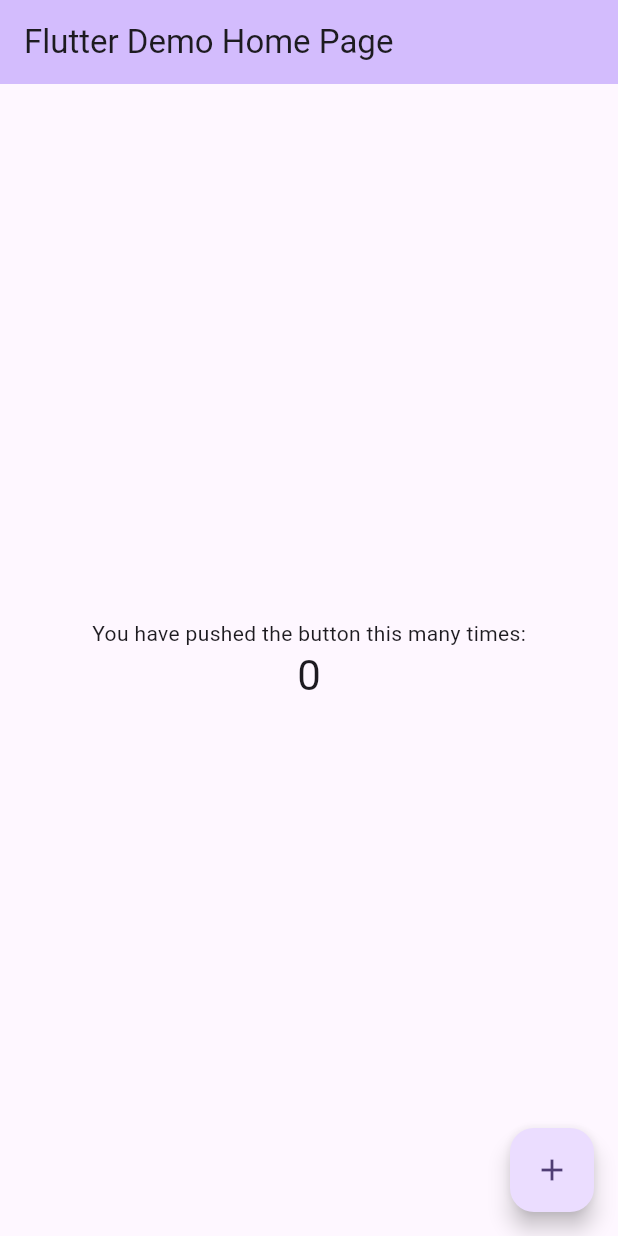
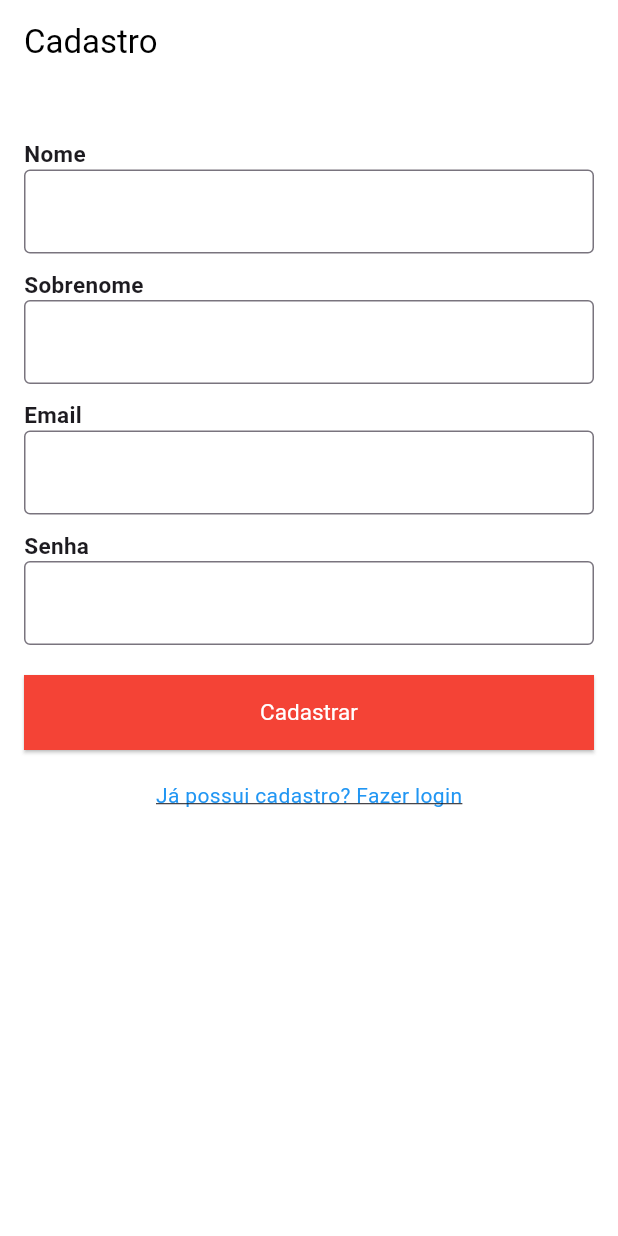
Before and after one commit to Leticia-LC/Desafio-Final, a Flutter app: the screen it shows after launch, on a phone screen of 412 x 824 dp. Run offline on Flutter 3.47's test engine with Material 3 defaults, Android fonts, the light colour scheme and no system bars.

Commit message:
Criadas telas de Cadastro e Login, e classe Usuário

```diff
--- /dev/null
+++ b/desafio_final/lib/Cadastro.dart
@@ -0,0 +1,185 @@
+import 'package:flutter/material.dart';
+import 'usuario.dart';
+
+class UserRegistrationScreen extends StatefulWidget {
+  @override
+  _UserRegistrationScreenState createState() => _UserRegistrationScreenState();
+}
+
+class _UserRegistrationScreenState extends State<UserRegistrationScreen> {
+  final _formKey = GlobalKey<FormState>();
+  final TextEditingController _nameController = TextEditingController();
+  final TextEditingController _lastnameController = TextEditingController();
+  final TextEditingController _emailController = TextEditingController();
+  final TextEditingController _passwordController = TextEditingController();
+
+  void _register() {
+    if (_formKey.currentState!.validate()) {
+      Usuario newUser = Usuario(
+        name: _nameController.text,
+        lastname: _lastnameController.text,
+        email: _emailController.text,
+        password: _passwordController.text,
+      );
+
+
+      ScaffoldMessenger.of(context).showSnackBar(
+        SnackBar(content: Text('Usuário cadastrado com sucesso!')),
+      );
+    }
+  }
+
+  @override
+  Widget build(BuildContext context) {
+    return Scaffold(
+      backgroundColor: Colors.white,
+      appBar: AppBar(
+        backgroundColor: Colors.white,
+        iconTheme: IconThemeData(color: Colors.black),
+        title: Text(
+          'Cadastro',
+          style: TextStyle(color: Colors.black),
+        ),
+      ),
+      body: SingleChildScrollView(
+        child: Center(
+          child: Padding(
+            padding: const EdgeInsets.all(16.0),
+            child: Form(
+              key: _formKey,
+              child: Column(
+                mainAxisAlignment: MainAxisAlignment.center,
+                children: [
+                  SizedBox(height: 20),
+                  Align(
+                    alignment: Alignment.centerLeft,
+                    child: Text(
+                      'Nome',
+                      style: TextStyle(
+                        fontWeight: FontWeight.bold,
+                        fontSize: 15,
+                      ),
+                    ),
+                  ),
+                  TextFormField(
+                    controller: _nameController,
+                    decoration: InputDecoration(
+                      border: OutlineInputBorder(),
+                    ),
+                    validator: (value) {
+                      if (value == null || value.isEmpty) {
+                        return 'Por favor, insira seu nome';
+                      }
+                      return null;
+                    },
+                  ),
+                  SizedBox(height: 10),
+                  Align(
+                    alignment: Alignment.centerLeft,
+                    child: Text(
+                      'Sobrenome',
+                      style: TextStyle(
+                        fontWeight: FontWeight.bold,
+                        fontSize: 15,
+                      ),
+                    ),
+                  ),
+                  TextFormField(
+                    controller: _lastnameController,
+                    decoration: InputDecoration(
+                      border: OutlineInputBorder(),
+                    ),
+                    validator: (value) {
+                      if (value == null || value.isEmpty) {
+                        return 'Por favor, insira seu sobrenome';
+                      }
+                      return null;
+                    },
+                  ),
+                  SizedBox(height: 10),
+                  Align(
+                    alignment: Alignment.centerLeft,
+                    child: Text(
+                      'Email',
+                      style: TextStyle(
+                        fontWeight: FontWeight.bold,
+                        fontSize: 15,
+                      ),
+                    ),
+                  ),
+                  TextFormField(
+                    controller: _emailController,
+                    decoration: InputDecoration(
+                      border: OutlineInputBorder(),
+                    ),
+                    validator: (value) {
+                      if (value == null || value.isEmpty) {
+                        return 'Por favor, insira seu email';
+                      }
+                      return null;
+                    },
+                  ),
+                  SizedBox(height: 10),
+                  Align(
+                    alignment: Alignment.centerLeft,
+                    child: Text(
+                      'Senha',
+                      style: TextStyle(
+                        fontWeight: FontWeight.bold,
+                        fontSize: 15,
+                      ),
+                    ),
+                  ),
+                  TextFormField(
+                    controller: _passwordController,
+                    decoration: InputDecoration(
+                      border: OutlineInputBorder(),
+                    ),
+                    obscureText: true,
+                    validator: (value) {
+                      if (value == null || value.isEmpty) {
+                        return 'Por favor, insira sua senha';
+                      }
+                      return null;
+                    },
+                  ),
+                  SizedBox(height: 20),
+                  SizedBox(
+                    width: double.infinity,
+                    height: 50,
+                    child: ElevatedButton(
+                      onPressed: _register,
+                      style: ElevatedButton.styleFrom(
+                        foregroundColor: Colors.white, backgroundColor: Colors.red,
+                        textStyle: TextStyle(
+                          fontSize: 15,
+                        ),
+                        shape: RoundedRectangleBorder(
+                          borderRadius: BorderRadius.zero,
+                        ),
+                      ),
+                      child: Text('Cadastrar'),
+                    ),
+                  ),
+                  SizedBox(height: 20),
+                  GestureDetector(
+                    onTap: () {
+                      Navigator.pushNamed(context, '/login');
+                    },
+                    child: Text(
+                      'Já possui cadastro? Fazer login',
+                      style: TextStyle(
+                        color: Colors.blue,
+                        decoration: TextDecoration.underline,
+                      ),
+                    ),
+                  ),
+                ],
+              ),
+            ),
+          ),
+        ),
+      ),
+    );
+  }
+}
--- /dev/null
+++ b/desafio_final/lib/Usuario.dart
@@ -0,0 +1,31 @@
+class Usuario {
+  int? id;
+  String? name;
+  String? lastname;
+  String? email;
+  String? password;
+
+  Usuario({this.id, this.name, this.lastname, this.email, this.password});
+
+  Map<String, dynamic> toMap() {
+    var mapa = <String, dynamic>{
+      'nome': name,
+      'sobrenome': lastname,
+      'email' : email,
+      'senha' : password,
+
+    };
+    if (id != null) {
+      mapa['id'] = id;
+    }
+    return mapa;
+  }
+
+  Usuario.fromMap(Map<String, dynamic> mapa) {
+    id = mapa['id'];
+    name = mapa['nome'];
+    lastname = mapa['sobrenome'];
+    email = mapa ['email'];
+    password = mapa ['senha'];
+  }
+}
--- a/desafio_final/lib/main.dart
+++ b/desafio_final/lib/main.dart
@@ -1,125 +1,23 @@
 import 'package:flutter/material.dart';
+import 'Cadastro.dart';
+import 'Login.dart';
 
 void main() {
-  runApp(const MyApp());
+  runApp(MyApp());
 }
 
 class MyApp extends StatelessWidget {
-  const MyApp({super.key});
-
-  // This widget is the root of your application.
   @override
   Widget build(BuildContext context) {
     return MaterialApp(
-      title: 'Flutter Demo',
+      title: 'Cadastro de Usuário',
       theme: ThemeData(
-        // This is the theme of your application.
-        //
-        // TRY THIS: Try running your application with "flutter run". You'll see
-        // the application has a purple toolbar. Then, without quitting the app,
-        // try changing the seedColor in the colorScheme below to Colors.green
-        // and then invoke "hot reload" (save your changes or press the "hot
-        // reload" button in a Flutter-supported IDE, or press "r" if you used
-        // the command line to start the app).
-        //
-        // Notice that the counter didn't reset back to zero; the application
-        // state is not lost during the reload. To reset the state, use hot
-        // restart instead.
-        //
-        // This works for code too, not just values: Most code changes can be
-        // tested with just a hot reload.
-        colorScheme: ColorScheme.fromSeed(seedColor: Colors.deepPurple),
-        useMaterial3: true,
+        primarySwatch: Colors.blue,
       ),
-      home: const MyHomePage(title: 'Flutter Demo Home Page'),
+      home: UserRegistrationScreen(),
+      routes: {
+        '/login': (context) => LoginScreen(),
+      },
     );
   }
 }
-
-class MyHomePage extends StatefulWidget {
-  const MyHomePage({super.key, required this.title});
-
-  // This widget is the home page of your application. It is stateful, meaning
-  // that it has a State object (defined below) that contains fields that affect
-  // how it looks.
-
-  // This class is the configuration for the state. It holds the values (in this
-  // case the title) provided by the parent (in this case the App widget) and
-  // used by the build method of the State. Fields in a Widget subclass are
-  // always marked "final".
-
-  final String title;
-
-  @override
-  State<MyHomePage> createState() => _MyHomePageState();
-}
-
-class _MyHomePageState extends State<MyHomePage> {
-  int _counter = 0;
-
-  void _incrementCounter() {
-    setState(() {
-      // This call to setState tells the Flutter framework that something has
-      // changed in this State, which causes it to rerun the build method below
-      // so that the display can reflect the updated values. If we changed
-      // _counter without calling setState(), then the build method would not be
-      // called again, and so nothing would appear to happen.
-      _counter++;
-    });
-  }
-
-  @override
-  Widget build(BuildContext context) {
-    // This method is rerun every time setState is called, for instance as done
-    // by the _incrementCounter method above.
-    //
-    // The Flutter framework has been optimized to make rerunning build methods
-    // fast, so that you can just rebuild anything that needs updating rather
-    // than having to individually change instances of widgets.
-    return Scaffold(
-      appBar: AppBar(
-        // TRY THIS: Try changing the color here to a specific color (to
-        // Colors.amber, perhaps?) and trigger a hot reload to see the AppBar
-        // change color while the other colors stay the same.
-        backgroundColor: Theme.of(context).colorScheme.inversePrimary,
-        // Here we take the value from the MyHomePage object that was created by
-        // the App.build method, and use it to set our appbar title.
-        title: Text(widget.title),
-      ),
-      body: Center(
-        // Center is a layout widget. It takes a single child and positions it
-        // in the middle of the parent.
-        child: Column(
-          // Column is also a layout widget. It takes a list of children and
-          // arranges them vertically. By default, it sizes itself to fit its
-          // children horizontally, and tries to be as tall as its parent.
-          //
-          // Column has various properties to control how it sizes itself and
-          // how it positions its children. Here we use mainAxisAlignment to
-          // center the children vertically; the main axis here is the vertical
-          // axis because Columns are vertical (the cross axis would be
-          // horizontal).
-          //
-          // TRY THIS: Invoke "debug painting" (choose the "Toggle Debug Paint"
-          // action in the IDE, or press "p" in the console), to see the
-          // wireframe for each widget.
-          mainAxisAlignment: MainAxisAlignment.center,
-          children: <Widget>[
-            const Text(
-              'You have pushed the button this many times:',
-            ),
-            Text(
-              '$_counter',
-              style: Theme.of(context).textTheme.headlineMedium,
-            ),
-          ],
-        ),
-      ),
-      floatingActionButton: FloatingActionButton(
-        onPressed: _incrementCounter,
-        tooltip: 'Increment',
-        child: const Icon(Icons.add),
-      ), // This trailing comma makes auto-formatting nicer for build methods.
-    );
-  }
-}
```
Also changed, not shown: desafio_final/lib/Login.dart (added, +112 -0 lines).
